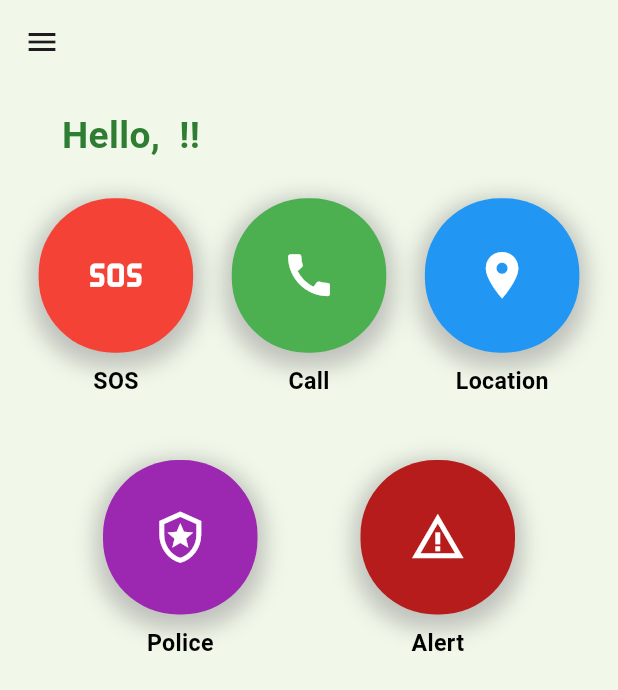
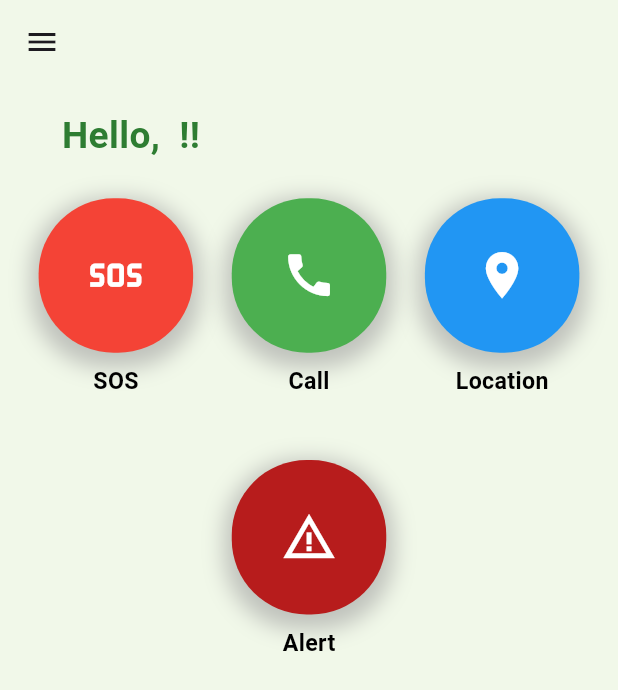
Before and after one commit to Devansh176/SafeHer, a Flutter app: the screen it shows once a user with an empty profile is signed in, on a phone screen of 412 x 824 dp. Shown: the top 690 px of the screen. Run offline on Flutter 3.47's test engine with Material 3 defaults, Android fonts, the phone set to English and light mode, and no system bars; our stand-ins replace audioplayers, bloc, dio, equatable, firebase_auth, firebase_core and 9 more; missing offline and left inert: flutter_phone_direct_caller, telephony, volume_controller; accounts and stored records are empty; Roboto replaces fonts that are missing (Preahvihear).

Commit message:
Homepage updated

```diff
--- a/lib/home/home_ui/homePage.dart
+++ b/lib/home/home_ui/homePage.dart
@@ -8,6 +8,7 @@ import 'package:safer/home/home_ui/home_bloc/location/location_sharing_bloc.dart
 import 'package:safer/home/home_ui/home_bloc/location_contacts/location_contacts_bloc.dart';
 
 import '../../login/login_ui/loginPage.dart';
+import '../SOS.dart';
 import '../contacts_ui/Contact_location_Page.dart';
 import 'elevated_cards/elevatedCard.dart';
 import 'home_bloc/alert/alert.dart';
@@ -208,7 +209,11 @@ class _HomePageState extends State<HomePage> {
                       icon: Icons.sos,
                       color: Colors.red,
                       label: "SOS",
-                      onTap: () {  },
+                      onTap: () => SOSHandler.triggerSOS(context, (val) {
+                          setState(() {
+                            isAlertPlaying = val;
+                          });
+                      }),
                     ),
                     ElevatedCard(
                       icon: Icons.call,
@@ -241,11 +246,11 @@ class _HomePageState extends State<HomePage> {
                 Row(
                   mainAxisAlignment: MainAxisAlignment.spaceEvenly,
                   children: [
-                    ElevatedCard(
-                      icon: Icons.local_police_outlined,
-                      color: Colors.purple,
-                      label: "Police", onTap: () {  },
-                    ),
+                    // ElevatedCard(
+                    //   icon: Icons.local_police_outlined,
+                    //   color: Colors.purple,
+                    //   label: "Police", onTap: () {  },
+                    // ),
 
                     ElevatedCard(
                       icon: isAlertPlaying ? Icons.stop_circle_outlined : Icons.warning_amber,
```
